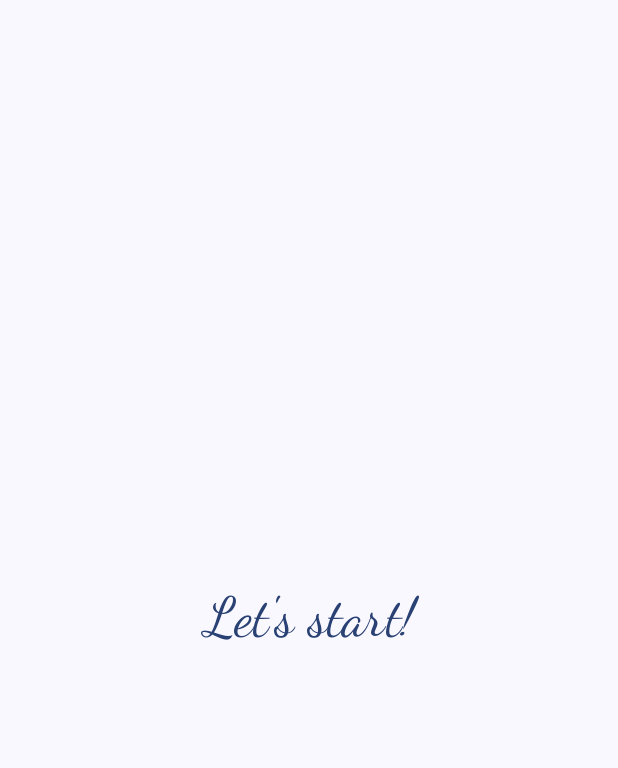
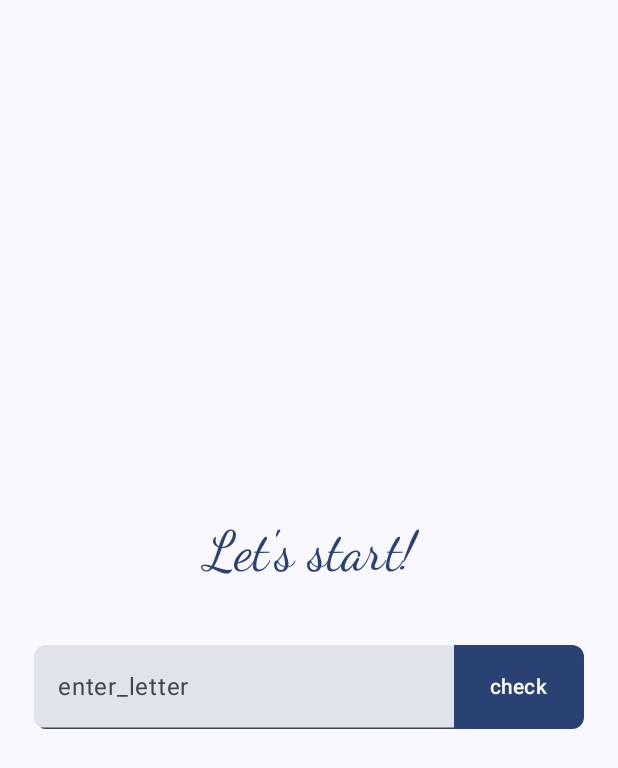
Before and after one commit to B3r3z/HangMan, an Android app built with Jetpack Compose: the screen it shows after launch (MainActivity), on a phone screen of 412 x 824 dp. Shown: the top 768 px of the screen. Run offline under Robolectric (Android 15) with nearby library versions, the phone set to English and light mode, and no system bars.

```diff
--- a/app/src/main/java/com/example/hangman/MainActivity.kt
+++ b/app/src/main/java/com/example/hangman/MainActivity.kt
@@ -25,6 +25,7 @@ import androidx.compose.ui.text.style.TextAlign
 import androidx.compose.ui.tooling.preview.Preview
 import androidx.compose.ui.unit.dp
 import androidx.compose.ui.unit.sp
+import com.example.hangman.game.LetterInputField
 import com.example.hangman.ui.theme.HangManTheme
 
 class MainActivity : ComponentActivity() {
@@ -77,6 +78,14 @@ fun MainScreen(modifier: Modifier = Modifier) {
                 val myWords = getMysteryWord(words = myArrayWords)
                 Log.d("MainActivity", "Mystery word: $myWords")
             }
+            LetterInputField(
+                buttonText = stringResource(R.string.check),
+                isError = false,
+                onButtonClick = {},
+                buttonEnabled = true,
+                modifier = Modifier
+                    .padding(16.dp)
+            )
         }
     }
 }
--- a/app/src/main/res/values/strings.xml
+++ b/app/src/main/res/values/strings.xml
@@ -3,5 +3,5 @@
     <string name="let_s_start">Let\'s start!</string>
     <string name="used_letters">used letters</string>
     <string name="enter_letter">enter_letter</string>
-    <string name="check">check</string>s
+    <string name="check">check</string>
 </resources>
```
Also changed, not shown: app/src/main/java/com/example/hangman/game/GameScreen.kt (+22 -5 lines).
